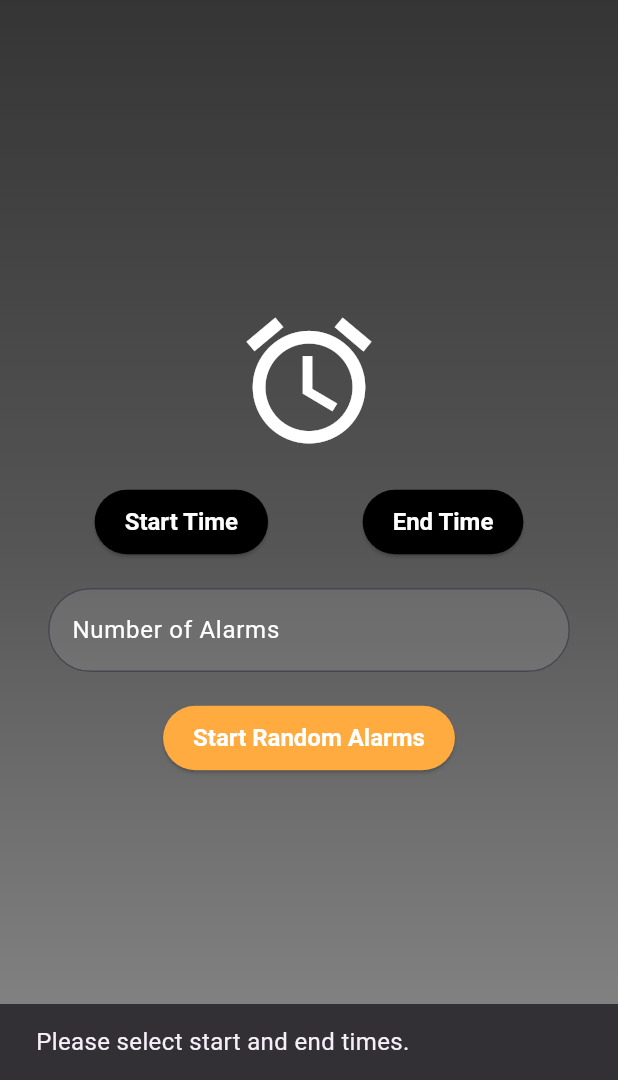
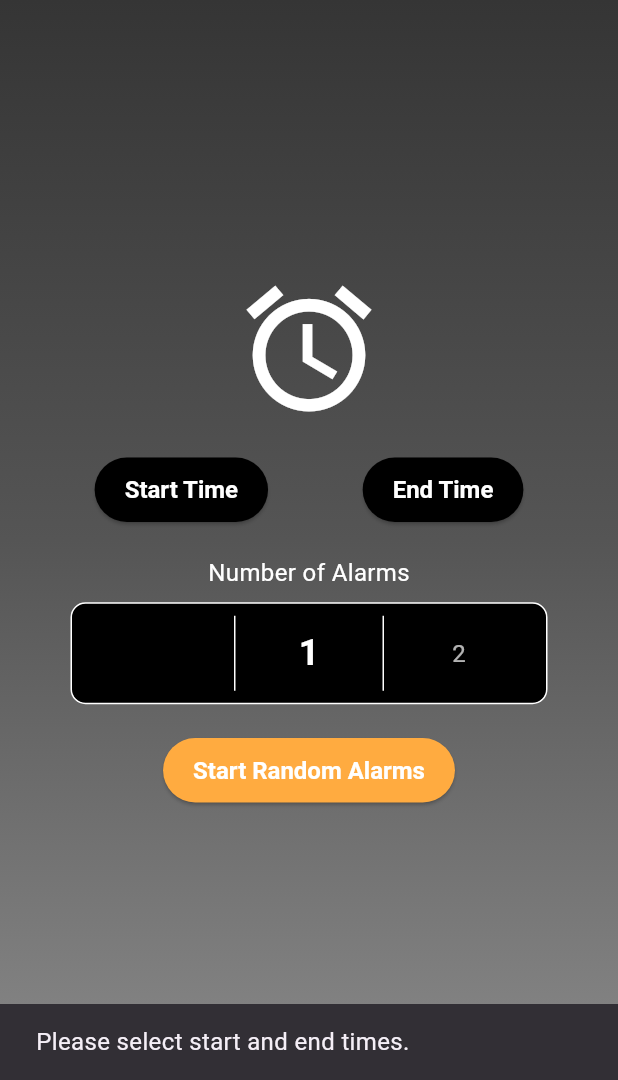
Before and after one commit to ArqlordDevelopment/RandomTimer, a Flutter app: the screen it shows after launch, after a tap on "Start Random Alarms", on a phone screen of 412 x 824 dp, the part 156-1236 px from its top. Run offline on Flutter 3.47's test engine with Material 3 defaults, Android fonts, the light colour scheme and no system bars; drawn by our look-alikes of numberpicker; our stand-ins replace flutter_local_notifications, permission_handler, timezone.

Commit message:
Save changes

```diff
--- a/lib/main.dart
+++ b/lib/main.dart
@@ -3,7 +3,7 @@ import 'screen/RandomAlarmScreen.dart';
 import 'screen/RandomTimerScreen.dart';
 
 void main() {
-  runApp(RandomAlarmTimerApp());
+  runApp(const RandomAlarmTimerApp());
 }
 
 class RandomAlarmTimerApp extends StatelessWidget {
@@ -45,7 +45,6 @@ class RandomAlarmTimerApp extends StatelessWidget {
 
 class MainScreen extends StatelessWidget {
   const MainScreen({super.key});
-
 
   @override
   Widget build(BuildContext context) {
@@ -91,7 +90,8 @@ class MainScreen extends StatelessWidget {
             body: const TabBarView(
               children: [
                 RandomAlarmScreen(),
-                RandomTimerScreen(),]
+                RandomTimerScreen(),
+              ],
             ),
           ),
         ],
--- a/lib/screen/RandomAlarmScreen.dart
+++ b/lib/screen/RandomAlarmScreen.dart
@@ -2,7 +2,10 @@ import 'package:flutter/material.dart';
 import 'dart:math';
 import 'package:flutter_local_notifications/flutter_local_notifications.dart';
 import 'package:timezone/timezone.dart' as tz;
+import 'package:timezone/data/latest.dart' as tz_data;
 import 'dart:async';
+import 'package:permission_handler/permission_handler.dart';
+import 'package:numberpicker/numberpicker.dart';
 
 class RandomAlarmScreen extends StatefulWidget {
   const RandomAlarmScreen({super.key});
@@ -15,31 +18,31 @@ class _RandomAlarmScreenState extends State<RandomAlarmScreen>
     with SingleTickerProviderStateMixin {
   TimeOfDay? _startTime;
   TimeOfDay? _endTime;
-  final _alarmsController = TextEditingController();
   final FlutterLocalNotificationsPlugin _notificationsPlugin =
       FlutterLocalNotificationsPlugin();
   bool _isAlarmStarted = false; // Tracks alarm state
   late AnimationController _animationController;
+  int _selectedAlarmsCount = 1; // Default value for the number of alarms
 
   @override
   void initState() {
     super.initState();
+    tz_data.initializeTimeZones(); // Initialize timezone database
     _initializeNotifications();
 
     // Initialize animation controller
     _animationController = AnimationController(
       vsync: this,
-      duration: const Duration(milliseconds: 500),
-    )..addStatusListener((status) {
-        if (status == AnimationStatus.completed) {
-          _animationController.reverse();
-        } else if (status == AnimationStatus.dismissed) {
-          _animationController.forward();
-        }
-      });
+      duration: const Duration(milliseconds: 300),
+    );
   }
 
   void _initializeNotifications() async {
+    // Request notification permissions
+    if (await Permission.notification.isDenied) {
+      await Permission.notification.request();
+    }
+
     const androidSettings = AndroidInitializationSettings('@mipmap/ic_launcher');
     const initializationSettings = InitializationSettings(android: androidSettings);
 
@@ -61,7 +64,10 @@ class _RandomAlarmScreenState extends State<RandomAlarmScreen>
     final androidFlutterPlugin = _notificationsPlugin
         .resolvePlatformSpecificImplementation<
             AndroidFlutterLocalNotificationsPlugin>();
-    await androidFlutterPlugin?.createNotificationChannel(androidChannel);
+
+    if (androidFlutterPlugin != null) {
+      await androidFlutterPlugin.createNotificationChannel(androidChannel);
+    }
   }
 
   Future<void> _selectStartTime() async {
@@ -107,14 +113,6 @@ class _RandomAlarmScreenState extends State<RandomAlarmScreen>
         return;
       }
 
-      final alarmCount = int.tryParse(_alarmsController.text);
-      if (alarmCount == null || alarmCount <= 0) {
-        ScaffoldMessenger.of(context).showSnackBar(
-          const SnackBar(content: Text('Please enter a valid number of alarms.')),
-        );
-        return;
-      }
-
       final startMinutes = _startTime!.hour * 60 + _startTime!.minute;
       final endMinutes = _endTime!.hour * 60 + _endTime!.minute;
 
@@ -129,7 +127,7 @@ class _RandomAlarmScreenState extends State<RandomAlarmScreen>
         _isAlarmStarted = true;
       });
 
-      _startRandomAlarms(startMinutes, endMinutes, alarmCount);
+      _startRandomAlarms(startMinutes, endMinutes, _selectedAlarmsCount);
     }
   }
 
@@ -190,8 +188,13 @@ class _RandomAlarmScreenState extends State<RandomAlarmScreen>
           UILocalNotificationDateInterpretation.absoluteTime,
     );
 
-    // Start animation when alarm is triggered
-    _animationController.forward();
+    // Trigger the animation when the alarm is scheduled
+    Timer(scheduleTime.difference(DateTime.now()), () {
+      _animationController.repeat(reverse: true);
+      Timer(const Duration(seconds: 3), () {
+        _animationController.stop();
+      });
+    });
   }
 
   @override
@@ -216,8 +219,20 @@ class _RandomAlarmScreenState extends State<RandomAlarmScreen>
             child: Column(
               mainAxisAlignment: MainAxisAlignment.center,
               children: [
-                ScaleTransition(
-                  scale: Tween(begin: 1.0, end: 1.2).animate(_animationController),
+                AnimatedBuilder(
+                  animation: _animationController,
+                  builder: (context, child) {
+                    return Transform.scale(
+                      scale: 1 + (_animationController.value * 0.2),
+                      child: Transform.translate(
+                        offset: Offset(
+                          _animationController.value * 10,
+                          0,
+                        ),
+                        child: child,
+                      ),
+                    );
+                  },
                   child: const Icon(Icons.alarm, size: 100, color: Colors.white),
                 ),
                 const SizedBox(height: 20),
@@ -251,15 +266,49 @@ class _RandomAlarmScreenState extends State<RandomAlarmScreen>
                   ],
                 ),
                 const SizedBox(height: 20),
-                Padding(
-                  padding: const EdgeInsets.symmetric(horizontal: 32.0),
-                  child: TextField(
-                    controller: _alarmsController,
-                    decoration: const InputDecoration(
-                      labelText: 'Number of Alarms',
+                Column(
+                  children: [
+                    const Text(
+                      'Number of Alarms',
+                      style: TextStyle(color: Colors.white, fontSize: 16),
                     ),
-                    keyboardType: TextInputType.number,
-                  ),
+                    const SizedBox(height: 8),
+                    Container(
+                      decoration: BoxDecoration(
+                        color: Colors.black,
+                        borderRadius: BorderRadius.circular(10),
+                        border: Border.all(color: Colors.white, width: 1),
+                      ),
+                      padding: const EdgeInsets.all(8.0),
+                      child: NumberPicker(
+                        value: _selectedAlarmsCount,
+                        minValue: 1,
+                        maxValue: 5,
+                        step: 1,
+                        axis: Axis.horizontal,
+                        selectedTextStyle: const TextStyle(
+                          fontSize: 24,
+                          fontWeight: FontWeight.bold,
+                          color: Colors.white,
+                        ),
+                        textStyle: const TextStyle(
+                          fontSize: 16,
+                          color: Colors.white70,
+                        ),
+                        decoration: BoxDecoration(
+                          border: Border(
+                            left: BorderSide(color: Colors.white, width: 1),
+                            right: BorderSide(color: Colors.white, width: 1),
+                          ),
+                        ),
+                        onChanged: (value) {
+                          setState(() {
+                            _selectedAlarmsCount = value;
+                          });
+                        },
+                      ),
+                    ),
+                  ],
                 ),
                 const SizedBox(height: 20),
                 ElevatedButton(
--- a/pubspec.yaml
+++ b/pubspec.yaml
@@ -18,6 +18,7 @@ dependencies:
   flutter_local_notifications: ^18.0.1
   permission_handler: ^10.4.0
   timezone: ^0.10.0
+  numberpicker: ^2.1.1
 
 dev_dependencies:
   flutter_test:
```
Also changed, not shown: pubspec.lock, 1 other file.
